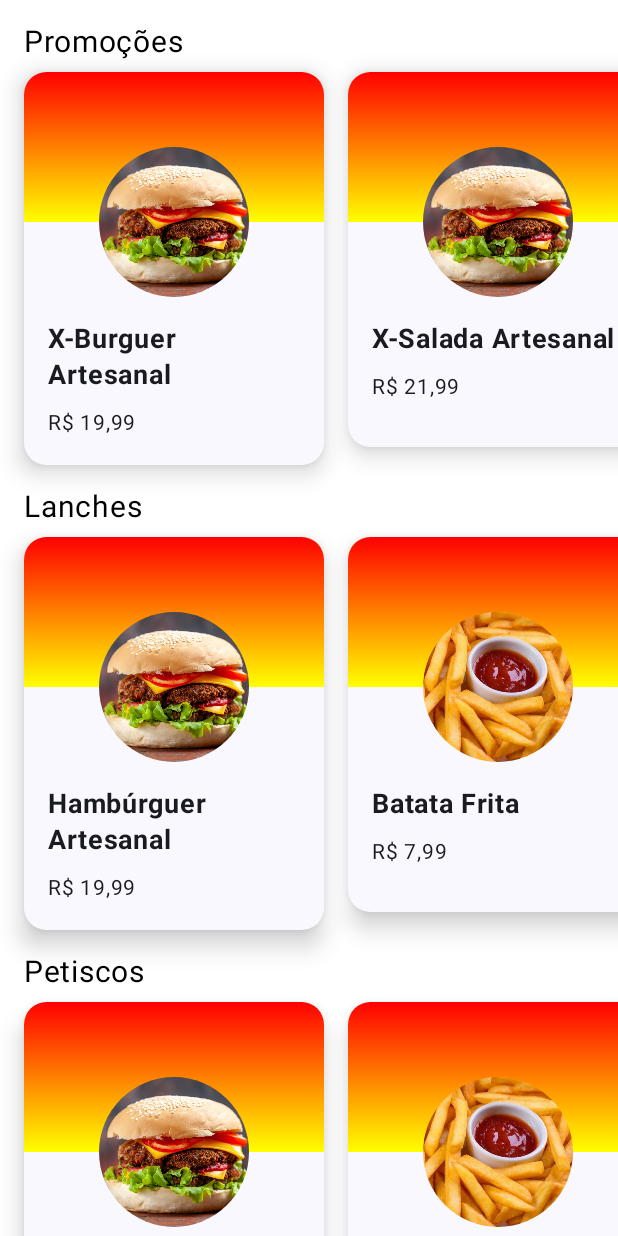
After one commit to Jean-Carlo-Torres/sabor_express_android, an Android app built with Jetpack Compose: the composable HomeScreen shown on its own in the app's theme, on a phone screen of 412 x 824 dp. The commit adds this screen. Run offline under Robolectric (Android 15) with nearby library versions, the phone set to English and light mode, and no system bars.

Commit message:
Organizando os componentes e tela de Home

```diff
--- /dev/null
+++ b/app/src/main/java/br/com/saborexpress/sampledata/SampleData.kt
@@ -0,0 +1,24 @@
+package br.com.saborexpress.sampledata
+
+import br.com.saborexpress.R
+import br.com.saborexpress.model.Product
+import java.math.BigDecimal
+
+val sampleProducts = listOf(
+
+    Product(
+        name = "Hambúrguer Artesanal",
+        price = BigDecimal("19.99"),
+        image = R.drawable.hamburguer
+    ),
+    Product(
+        name = "Batata Frita",
+        price = BigDecimal("7.99"),
+        image = R.drawable.batata_frita
+    ),
+    Product(
+        name = "Hot Dog",
+        price = BigDecimal("9.99"),
+        image = R.drawable.hotdog
+    )
+)
--- /dev/null
+++ b/app/src/main/java/br/com/saborexpress/ui/components/ProductItem.kt
@@ -0,0 +1,107 @@
+package br.com.saborexpress.ui.components
+
+import androidx.compose.foundation.Image
+import androidx.compose.foundation.background
+import androidx.compose.foundation.layout.Box
+import androidx.compose.foundation.layout.Column
+import androidx.compose.foundation.layout.Spacer
+import androidx.compose.foundation.layout.fillMaxWidth
+import androidx.compose.foundation.layout.height
+import androidx.compose.foundation.layout.heightIn
+import androidx.compose.foundation.layout.offset
+import androidx.compose.foundation.layout.padding
+import androidx.compose.foundation.layout.size
+import androidx.compose.foundation.layout.width
+import androidx.compose.foundation.shape.CircleShape
+import androidx.compose.foundation.shape.RoundedCornerShape
+import androidx.compose.material3.Surface
+import androidx.compose.material3.Text
+import androidx.compose.runtime.Composable
+import androidx.compose.ui.Alignment
+import androidx.compose.ui.Modifier
+import androidx.compose.ui.draw.clip
+import androidx.compose.ui.graphics.Brush
+import androidx.compose.ui.graphics.Color
+import androidx.compose.ui.layout.ContentScale
+import androidx.compose.ui.res.painterResource
+import androidx.compose.ui.text.font.FontWeight
+import androidx.compose.ui.text.style.TextOverflow
+import androidx.compose.ui.tooling.preview.Preview
+import androidx.compose.ui.tooling.preview.datasource.LoremIpsum
+import androidx.compose.ui.unit.dp
+import androidx.compose.ui.unit.sp
+import br.com.saborexpress.R
+import br.com.saborexpress.extensions.toBrazilianCurrency
+import br.com.saborexpress.model.Product
+import java.math.BigDecimal
+
+@Composable
+fun ProductItem(product: Product) {
+    Surface(
+        shape = RoundedCornerShape(15.dp),
+        shadowElevation = 10.dp,
+    ) {
+        Column(
+            Modifier
+                .heightIn(250.dp, 300.dp)
+                .width(200.dp)
+        ) {
+            val imageSize = 100.dp
+            Box(
+                modifier = Modifier
+                    .height(imageSize)
+                    .background(
+                        brush = Brush.verticalGradient(
+                            colors = listOf(
+                                Color.Red,
+                                Color.Yellow
+                            )
+                        )
+                    )
+                    .fillMaxWidth()
+            ) {
+                Image(
+                    painter = painterResource(product.image),
+                    contentDescription = null,
+                    Modifier
+                        .size(imageSize)
+                        .offset(y = imageSize / 2)
+                        .clip(shape = CircleShape)
+                        .align(Alignment.BottomCenter),
+                    contentScale = ContentScale.Crop
+
+                )
+            }
+            Spacer(modifier = Modifier.height(imageSize / 2))
+            Column(Modifier.padding(16.dp)) {
+                Text(
+                    text = product.name,
+                    fontSize = 18.sp,
+                    fontWeight = FontWeight(700),
+                    modifier = Modifier
+                        .align(Alignment.CenterHorizontally),
+                    maxLines = 2,
+                    overflow = TextOverflow.Ellipsis
+                )
+                Text(
+                    text = product.price.toBrazilianCurrency(),
+                    Modifier.padding(top = 8.dp),
+                    fontSize = 14.sp,
+                    fontWeight = FontWeight(400)
+                )
+            }
+        }
+    }
+}
+
+@Preview(showBackground = true)
+@Composable
+private fun ProductItemPreview() {
+    ProductItem(
+        Product(
+            name = LoremIpsum(50).values.first(),
+            price = BigDecimal("0.00"),
+            image = R.drawable.placeholder
+        )
+    )
+}
--- /dev/null
+++ b/app/src/main/java/br/com/saborexpress/ui/components/ProductSection.kt
@@ -0,0 +1,52 @@
+package br.com.saborexpress.ui.components
+
+import androidx.compose.foundation.horizontalScroll
+import androidx.compose.foundation.layout.Arrangement
+import androidx.compose.foundation.layout.Column
+import androidx.compose.foundation.layout.Row
+import androidx.compose.foundation.layout.fillMaxWidth
+import androidx.compose.foundation.layout.padding
+import androidx.compose.foundation.rememberScrollState
+import androidx.compose.material3.Text
+import androidx.compose.runtime.Composable
+import androidx.compose.ui.Modifier
+import androidx.compose.ui.text.font.FontWeight
+import androidx.compose.ui.tooling.preview.Preview
+import androidx.compose.ui.unit.dp
+import androidx.compose.ui.unit.sp
+import br.com.saborexpress.R
+import br.com.saborexpress.model.Product
+import br.com.saborexpress.sampledata.sampleProducts
+import java.math.BigDecimal
+
+@Composable
+fun ProductSection(title: String, products: List<Product>) {
+    Column {
+        Text(
+            text = title,
+            Modifier.padding(start = 16.dp, end = 16.dp),
+            fontSize = 20.sp,
+            fontWeight = FontWeight(400)
+        )
+        Row(
+            modifier = Modifier
+                .padding(top = 8.dp)
+                .fillMaxWidth()
+                .horizontalScroll(rememberScrollState())
+                .padding(horizontal = 16.dp),
+            horizontalArrangement = Arrangement.spacedBy(16.dp)
+
+        ) {
+            for (p in products) {
+                ProductItem(p)
+            }
+        }
+    }
+}
+
+@Preview(showBackground = true)
+@Composable
+private fun ProductSectionPreview() {
+    ProductSection("Promoções", products = sampleProducts)
+
+}
--- /dev/null
+++ b/app/src/main/java/br/com/saborexpress/ui/screens/HomeScreen.kt
@@ -0,0 +1,60 @@
+package br.com.saborexpress.ui.screens
+
+import androidx.compose.foundation.layout.Arrangement
+import androidx.compose.foundation.layout.Column
+import androidx.compose.foundation.layout.fillMaxSize
+import androidx.compose.foundation.layout.padding
+import androidx.compose.foundation.rememberScrollState
+import androidx.compose.foundation.verticalScroll
+import androidx.compose.runtime.Composable
+import androidx.compose.ui.Modifier
+import androidx.compose.ui.tooling.preview.Preview
+import androidx.compose.ui.unit.dp
+import br.com.saborexpress.R
+import br.com.saborexpress.model.Product
+import br.com.saborexpress.sampledata.sampleProducts
+import br.com.saborexpress.ui.components.ProductSection
+import java.math.BigDecimal
+
+@Composable
+fun HomeScreen() {
+    Column(
+        Modifier
+            .fillMaxSize()
+            .verticalScroll(rememberScrollState())
+            .padding(vertical = 16.dp),
+        verticalArrangement = Arrangement.spacedBy(16.dp)
+
+    ) {
+        ProductSection("Promoções", listOf(
+            Product(
+                name = "X-Burguer Artesanal",
+                price = BigDecimal("19.99"),
+                image = R.drawable.hamburguer
+            ),
+            Product(
+                name = "X-Salada Artesanal",
+                price = BigDecimal("21.99"),
+                image = R.drawable.hamburguer
+            ),
+            Product(
+                name = "X-Bacon Salada Artesanal",
+                price = BigDecimal("24.99"),
+                image = R.drawable.hamburguer
+            ),
+            Product(
+                name = "X-Frango Artesanal",
+                price = BigDecimal("19.99"),
+                image = R.drawable.hamburguer
+            )
+        ))
+        ProductSection("Lanches", sampleProducts)
+        ProductSection("Petiscos", sampleProducts)
+    }
+}
+
+@Preview(showSystemUi = true)
+@Composable
+private fun HomeScreenPreview() {
+    HomeScreen()
+}
--- a/app/src/main/res/values/strings.xml
+++ b/app/src/main/res/values/strings.xml
@@ -1,3 +1,3 @@
 <resources>
-    <string name="app_name">SaborExpress</string>
+    <string name="app_name">Sabor Express</string>
 </resources>
```
Also changed, not shown: app/src/main/java/br/com/saborexpress/MainActivity.kt (+3 -169 lines), app/src/main/java/br/com/saborexpress/extensions/BigDecimalExtension.kt (renamed from app/src/main/java/br/com/saborexpress.extensions/BigDecimalExtension.kt).
